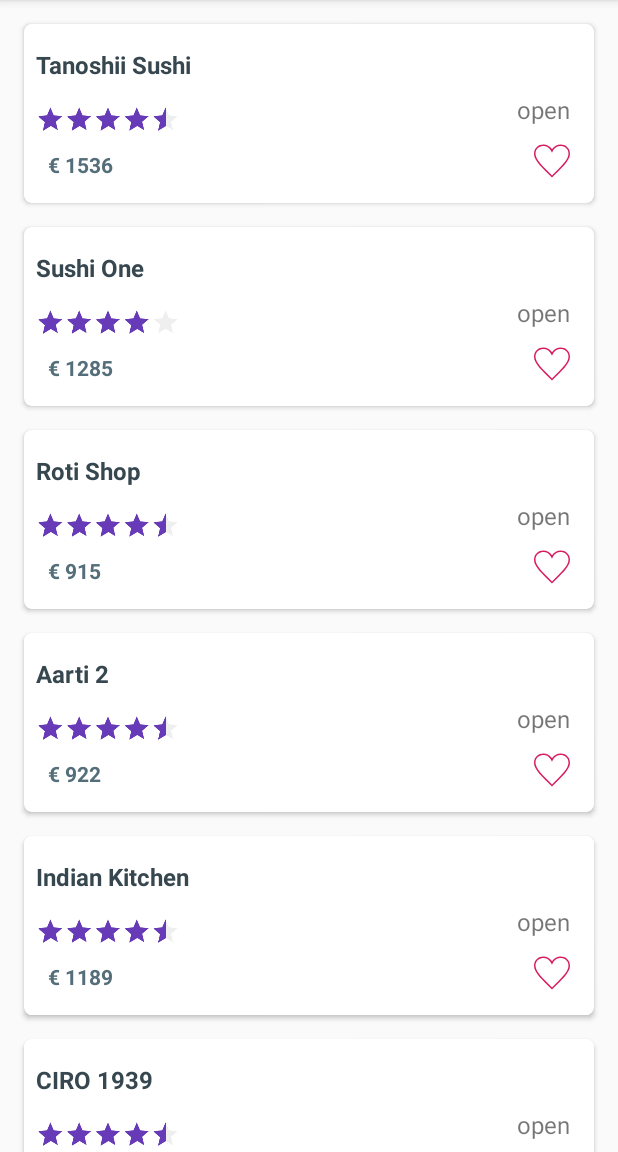
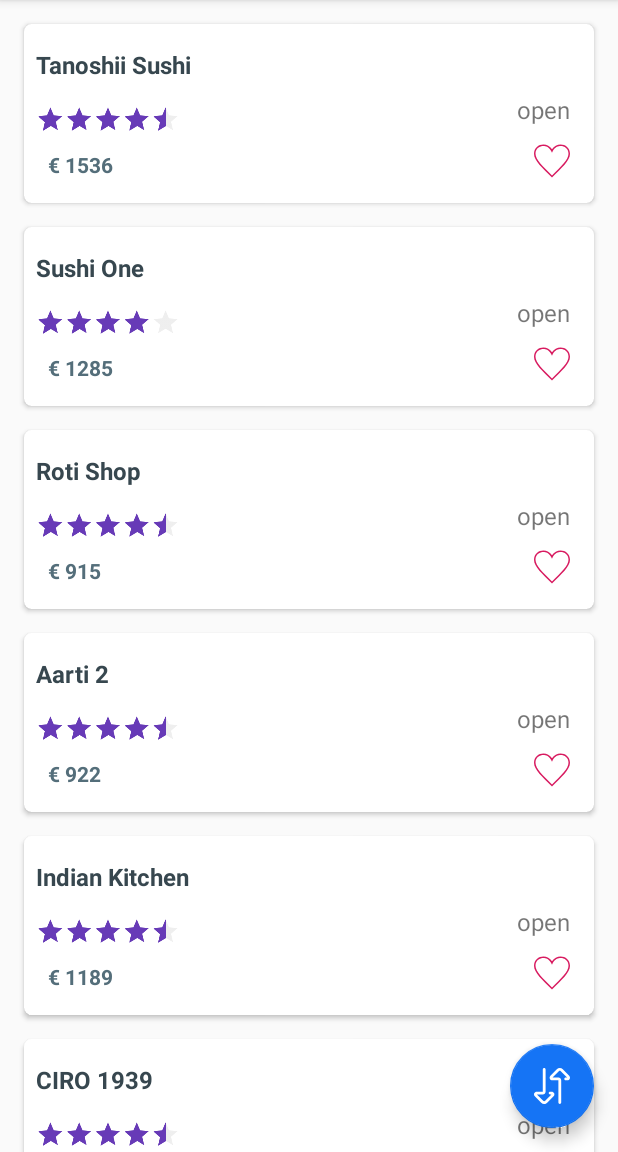
Before and after one commit to mohandeath/takeaway.com, an Android app: the screen it shows after launch (MainActivity), on a phone screen of 412 x 824 dp, the part 84-1236 px from its top. Run offline under Robolectric (Android 15) with nearby library versions, the phone set to English and light mode, and no system bars; our stand-ins replace Dagger/Hilt's generated code, RxJava.

Commit message:
+ SortType will pass between layers now -> ready for implementation + FloatingActionButton for sorting

```diff
--- a/app/src/main/java/com/takeaway/kiantestwork/MainActivity.kt
+++ b/app/src/main/java/com/takeaway/kiantestwork/MainActivity.kt
@@ -7,6 +7,7 @@ import androidx.lifecycle.ViewModelProviders
 import androidx.recyclerview.widget.LinearLayoutManager
 import androidx.recyclerview.widget.RecyclerView
 import com.takeaway.kiantestwork.di.DaggerViewModelFactory
+import com.takeaway.kiantestwork.dto.SortType
 import com.takeaway.kiantestwork.ui.adapter.RestauranListAdapter
 import com.takeaway.kiantestwork.viewmodels.RestaurantListViewModel
 import dagger.android.support.DaggerAppCompatActivity
@@ -27,11 +28,11 @@ class MainActivity : DaggerAppCompatActivity() {
         super.onCreate(savedInstanceState)
         setContentView(R.layout.activity_main)
         setupViews()
-        setupViewModel("statuss")
+        setupViewModel(SortType.DEFAULT_STATUS)
         observeChanges()
     }
 
-    private fun setupViewModel(sortType: String) {
+    private fun setupViewModel(sortType: SortType) {
         viewModel =
             ViewModelProviders.of(this, viewModelFactory).get(RestaurantListViewModel::class.java)
         viewModel.sortType = sortType
@@ -50,7 +51,7 @@ class MainActivity : DaggerAppCompatActivity() {
 
     private fun observeChanges() {
         viewModel.restaurantList.observe(this, Observer {
-            adapter.setItems(it)
+            adapter.setItems(it,SortType.DEFAULT_STATUS)
         })
 
         viewModel.loadingVisibility.observe(this, Observer {
--- a/app/src/main/java/com/takeaway/kiantestwork/dto/SortItem.kt
+++ b/app/src/main/java/com/takeaway/kiantestwork/dto/SortType.kt
@@ -1,6 +1,7 @@
 package com.takeaway.kiantestwork.dto
 
-enum class SortItem(val key: String) {
+enum class SortType(val key: String) {
+    DEFAULT_STATUS("sort by availability"),
     NEWEST("sort_by_newest"),
     BEST_MATCH("sort_by_best_match"),
     DISTANCE("sort_by_distance"),
--- a/app/src/main/java/com/takeaway/kiantestwork/repository/RestaurantRepository.kt
+++ b/app/src/main/java/com/takeaway/kiantestwork/repository/RestaurantRepository.kt
@@ -5,6 +5,7 @@ import com.google.gson.Gson
 import com.google.gson.reflect.TypeToken
 import com.takeaway.kiantestwork.RESPONSE_MOCK
 import com.takeaway.kiantestwork.dto.Restaurant
+import com.takeaway.kiantestwork.dto.SortType
 import io.reactivex.Single
 import javax.inject.Inject
 
@@ -21,7 +22,7 @@ class RestaurantRepository @Inject constructor(
 
 
 
-    fun getRestaurantListDefaultSorting(): Single<List<Restaurant>> {
+    fun getRestaurantListDefaultSorting(sortType: SortType): Single<List<Restaurant>> {
         val restaurantListType = object : TypeToken<ArrayList<Restaurant>>() { }.type
         val list:List<Restaurant> = gson.fromJson(RESPONSE_MOCK,restaurantListType)
         return Single.just(list.sortedByDescending { it.status == "open" })
--- a/app/src/main/java/com/takeaway/kiantestwork/ui/adapter/RestauranListAdapter.kt
+++ b/app/src/main/java/com/takeaway/kiantestwork/ui/adapter/RestauranListAdapter.kt
@@ -1,5 +1,6 @@
 package com.takeaway.kiantestwork.ui.adapter
 
+import android.annotation.SuppressLint
 import android.content.Context
 import android.view.LayoutInflater
 import android.view.View
@@ -7,6 +8,7 @@ import android.view.ViewGroup
 import androidx.recyclerview.widget.RecyclerView
 import com.takeaway.kiantestwork.R
 import com.takeaway.kiantestwork.dto.Restaurant
+import com.takeaway.kiantestwork.dto.SortType
 import kotlinx.android.synthetic.main.restaurant_item.view.*
 
 class RestauranListAdapter(
@@ -17,9 +19,9 @@ class RestauranListAdapter(
 
     private var restaurants: MutableList<Restaurant> = ArrayList()
 
+    private var sortType: SortType = SortType.DEFAULT_STATUS
 
-
-    fun setItems(items: List<Restaurant>) {
+    fun setItems(items: List<Restaurant>, sortType: SortType) {
         this.restaurants.clear()
         this.restaurants.addAll(items)
         notifyDataSetChanged()
@@ -42,6 +44,7 @@ class RestauranListAdapter(
 
 
     inner class RestaurantViewHolder(view: View) : RecyclerView.ViewHolder(view) {
+        @SuppressLint("SetTextI18n")
         fun bindView(restaurant: Restaurant) {
             itemView.tvName.text = restaurant.name
             itemView.tvOpen.text = restaurant.status
--- a/app/src/main/java/com/takeaway/kiantestwork/viewmodels/RestaurantListViewModel.kt
+++ b/app/src/main/java/com/takeaway/kiantestwork/viewmodels/RestaurantListViewModel.kt
@@ -1,12 +1,13 @@
 package com.takeaway.kiantestwork.viewmodels
 
-import android.util.Log
 import android.view.View
 import androidx.lifecycle.MutableLiveData
 import com.takeaway.kiantestwork.dto.Restaurant
+import com.takeaway.kiantestwork.dto.SortType
 import com.takeaway.kiantestwork.repository.RestaurantRepository
 import io.reactivex.android.schedulers.AndroidSchedulers
 import io.reactivex.schedulers.Schedulers
+import java.util.concurrent.TimeUnit
 import javax.inject.Inject
 
 class RestaurantListViewModel @Inject constructor(
@@ -16,16 +17,18 @@ class RestaurantListViewModel @Inject constructor(
     val loadingVisibility = MutableLiveData<Int>().apply { value = View.GONE }
     val retryVisibility = MutableLiveData<Int>().apply { value = View.GONE }
     val errorMessage = MutableLiveData<String>()
-    var sortType: String = "open"
+    var sortType: SortType = SortType.DEFAULT_STATUS
         set(value) = loadRestaurants(value)
 
-    private fun loadRestaurants(type: String) {
-        repository.getRestaurantListDefaultSorting()
+    private fun loadRestaurants(type: SortType) {
+        loadingVisibility.value = View.VISIBLE
+
+        repository.getRestaurantListDefaultSorting(type)
             .subscribeOn(Schedulers.io())
+            .delay(3,TimeUnit.SECONDS)
             .observeOn(AndroidSchedulers.mainThread())
             .subscribe(
                 { restaurants ->
-                    Log.e("myLOG", "restaurants are ${restaurants.size}")
                     restaurantList.value = restaurants
                     loadingVisibility.value = View.GONE
                     retryVisibility.value = View.GONE
--- /dev/null
+++ b/app/src/main/res/drawable/ic_search.xml
@@ -0,0 +1,5 @@
+<vector android:height="24dp" android:tint="#FFFFFF"
+    android:viewportHeight="24.0" android:viewportWidth="24.0"
+    android:width="24dp" xmlns:android="http://schemas.android.com/apk/res/android">
+    <path android:fillColor="#FF000000" android:pathData="M15.5,14h-0.79l-0.28,-0.27C15.41,12.59 16,11.11 16,9.5 16,5.91 13.09,3 9.5,3S3,5.91 3,9.5 5.91,16 9.5,16c1.61,0 3.09,-0.59 4.23,-1.57l0.27,0.28v0.79l5,4.99L20.49,19l-4.99,-5zM9.5,14C7.01,14 5,11.99 5,9.5S7.01,5 9.5,5 14,7.01 14,9.5 11.99,14 9.5,14z"/>
+</vector>
--- /dev/null
+++ b/app/src/main/res/drawable/ic_sort.xml
@@ -0,0 +1,5 @@
+<vector android:height="24dp" android:viewportHeight="512"
+    android:viewportWidth="512" android:width="24dp" xmlns:android="http://schemas.android.com/apk/res/android">
+    <path android:fillColor="#FFFFFF" android:pathData="m366.996,512c-11.047,0 -20,-8.953 -20,-20v-316.008h-85.992c-15.777,0 -29.895,-9.434 -35.969,-24.035 -6.098,-14.66 -2.813,-31.398 8.367,-42.648l91.094,-91.633c11.332,-11.398 26.426,-17.676 42.5,-17.676 16.074,0 31.168,6.277 42.5,17.676l91.094,91.633c11.184,11.246 14.469,27.988 8.371,42.648 -6.074,14.602 -20.195,24.035 -35.973,24.035h-21.988c-11.047,0 -20,-8.953 -20,-20 0,-11.047 8.953,-20 20,-20h19.711l-89.582,-90.113c-3.77,-3.789 -8.785,-5.879 -14.133,-5.879 -5.344,0 -10.363,2.09 -14.133,5.879l-89.582,90.113h83.715c22.059,0 40,17.945 40,40v316.008c0,11.043 -8.953,20 -20,20zM366.996,512"/>
+    <path android:fillColor="#FFFFFF" android:pathData="m144.988,512c-16.074,0 -31.168,-6.277 -42.5,-17.676l-91.094,-91.633c-11.184,-11.25 -14.469,-27.988 -8.367,-42.648 6.07,-14.602 20.191,-24.039 35.969,-24.039h85.992v-316.004c0,-11.047 8.953,-20 20,-20s20,8.953 20,20v316.008c0,22.055 -17.945,40 -40,40h-83.715l89.582,90.113c3.77,3.789 8.789,5.879 14.133,5.879s10.363,-2.09 14.133,-5.879l89.582,-90.113h-19.711c-11.047,0 -20,-8.953 -20,-20 0,-11.047 8.953,-20 20,-20h21.988c15.777,0 29.895,9.434 35.969,24.035 6.098,14.66 2.816,31.402 -8.367,42.648l-91.094,91.633c-11.332,11.398 -26.426,17.676 -42.5,17.676zM144.988,512"/>
+</vector>
--- a/app/src/main/res/layout/activity_main.xml
+++ b/app/src/main/res/layout/activity_main.xml
@@ -26,13 +26,23 @@
 
     <Button
         android:id="@+id/retryBtn"
+        style="@style/Widget.AppCompat.Button.Colored"
         android:layout_width="wrap_content"
         android:layout_height="wrap_content"
         android:layout_marginBottom="@dimen/space_2"
         android:text="@string/retry"
-        style="@style/Widget.AppCompat.Button.Colored"
         app:layout_constraintBottom_toBottomOf="parent"
         app:layout_constraintLeft_toLeftOf="parent"
         app:layout_constraintRight_toRightOf="parent" />
 
+    <com.google.android.material.floatingactionbutton.FloatingActionButton
+        android:id="@+id/btnSort"
+        android:layout_width="wrap_content"
+        android:layout_height="wrap_content"
+        android:layout_margin="@dimen/space_2"
+        android:src="@drawable/ic_sort"
+        android:elevation="@dimen/elevation_card"
+        app:layout_constraintBottom_toBottomOf="parent"
+        app:layout_constraintEnd_toEndOf="parent" />
+
 </androidx.constraintlayout.widget.ConstraintLayout>
--- a/app/src/main/res/values/strings.xml
+++ b/app/src/main/res/values/strings.xml
@@ -3,5 +3,6 @@
     <string name="retry">Try Again!</string>
     <string name="str_error_general">THERE ARE SOME PROBLEMS LOADING ITEMS. PLEASE CHECK LOGS</string>
     <string name="image_like">Image Like</string>
+    <string name="strSearch">Enter the Restaurant\'s name</string>
 
 </resources>
```
Also changed, not shown: app/build.gradle (+4 -3 lines), app/src/main/res/menu/main_menu.xml (added, +11 -0 lines).
